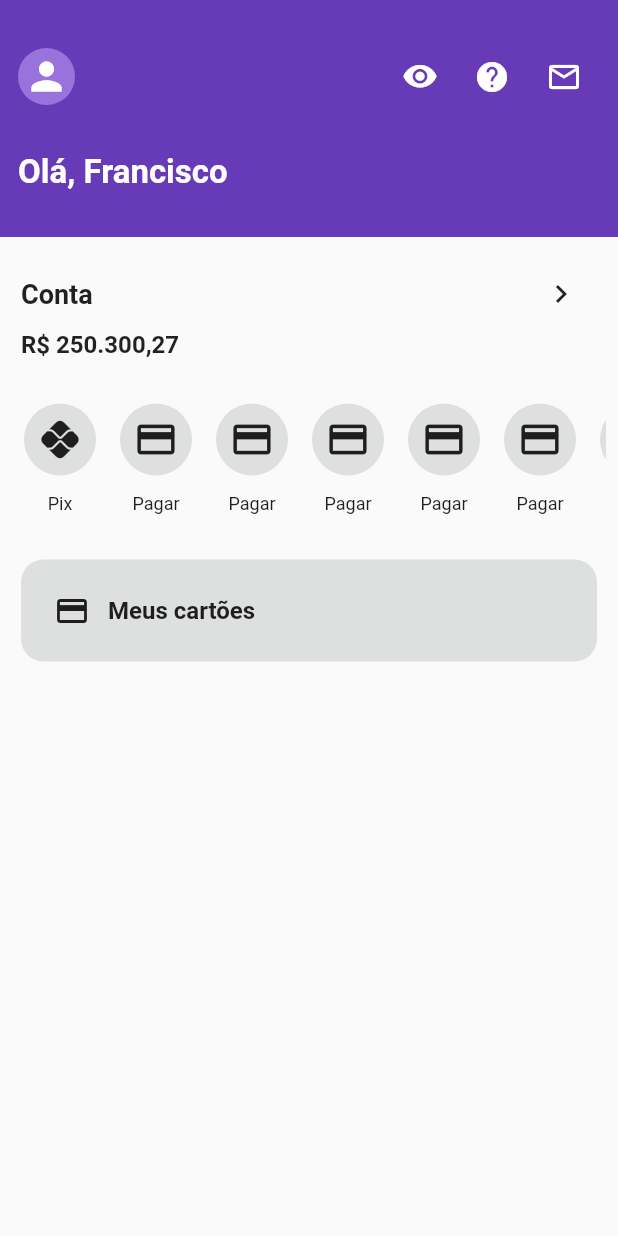
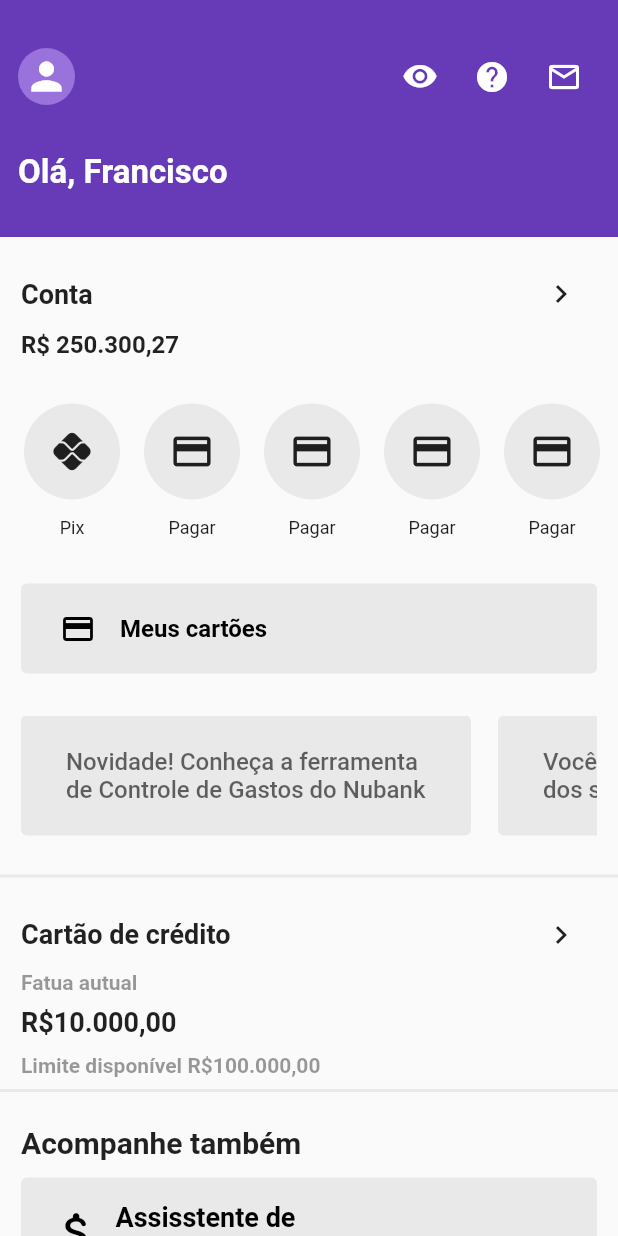
Before and after one commit to NascimentoFrancisco/nubank-clone, a Flutter app: the screen it shows after launch, on a phone screen of 412 x 824 dp. Run offline on Flutter 3.47's test engine with Material 2 defaults, Android fonts, the phone set to English and light mode, and no system bars.

Commit message:
implementing the components

```diff
--- a/lib/src/colors/colors_utils.dart
+++ b/lib/src/colors/colors_utils.dart
@@ -4,5 +4,5 @@ import 'package:flutter/material.dart';
 
 Color backgroundColor = Colors.white;
 Color primaryColor = Colors.deepPurple;
-Color secondaryColor = Color.fromARGB(255, 153, 114, 219);
-const Color grayColor = Color.fromARGB(223, 218, 219, 219);
+const Color secondaryColor = Color.fromARGB(255, 153, 114, 219);
+const Color grayColor = Color.fromARGB(223, 230, 230, 230);
--- /dev/null
+++ b/lib/src/components/accompany_item.dart
@@ -0,0 +1,63 @@
+
+import 'package:flutter/material.dart';
+import 'package:nubank_clone/src/colors/colors_utils.dart';
+
+class AccompanyItem extends StatelessWidget {
+  const AccompanyItem({super.key});
+
+  @override
+  Widget build(BuildContext context) {
+    return Padding(
+      padding: const EdgeInsets.only(left:14,right: 14,top: 22,bottom: 14),
+      child: Column(
+        children: [
+          Padding(
+            padding: const EdgeInsets.only(bottom: 12),
+            child: Row(
+              children: const[
+                Text('Acompanhe também',
+                  style: TextStyle(
+                    fontSize: 20,
+                    fontWeight: FontWeight .bold
+                  ),
+                ),
+              ],
+            ),
+          ),
+          ElevatedButton(
+            onPressed: (){},
+            style: ElevatedButton.styleFrom(
+              elevation: 0,
+              backgroundColor: grayColor
+            ),
+            child: Padding(
+              padding: const EdgeInsets.only(top: 12, bottom: 12),
+              child: Row(
+                children: const [
+                  Padding(
+                    padding: EdgeInsets.all(4.0),
+                    child: Icon(
+                      Icons.attach_money_rounded,
+                      color: Colors.black,
+                      size: 35,
+                    ),
+                  ),
+                  Padding(
+                    padding: EdgeInsets.all(4.0),
+                    child: Text('Assisstente de\n Pagamentos',
+                      style: TextStyle(
+                        color: Colors.black,
+                        fontSize: 18,
+                        fontWeight: FontWeight.bold,
+                      ),
+                    ),
+                  )
+                ],
+              ),
+            )
+          )
+        ],
+      ),
+    );
+  }
+}
--- a/lib/src/components/bank_account.dart
+++ b/lib/src/components/bank_account.dart
@@ -1,15 +1,12 @@
-import 'package:flutter/cupertino.dart';
+
 import 'package:flutter/material.dart';
-import 'package:flutter/src/widgets/container.dart';
-import 'package:flutter/src/widgets/framework.dart';
 
 class BankAccount extends StatelessWidget {
   const BankAccount({super.key});
 
   @override
   Widget build(BuildContext context) {
-    return Container(
-      child: Padding(
+    return Padding(
       padding: const EdgeInsets.all(14),
       child: Column(
         mainAxisAlignment: MainAxisAlignment.start,
@@ -42,7 +39,6 @@ class BankAccount extends StatelessWidget {
           )
         ],
       ),
-      ),
     );
   }
 }
--- /dev/null
+++ b/lib/src/components/card_credit.dart
@@ -0,0 +1,83 @@
+import 'package:flutter/material.dart';
+import 'package:nubank_clone/src/colors/colors_utils.dart';
+
+class CardCredit extends StatelessWidget {
+  const CardCredit({super.key});
+
+  @override
+  Widget build(BuildContext context) {
+    return Padding(
+      padding: const EdgeInsets.only(top: 12),
+      child: Container(
+        decoration: const BoxDecoration(
+            border: Border(
+                top: BorderSide(
+                    color: grayColor, width: 2, style: BorderStyle.solid),
+                bottom: BorderSide(
+                    color: grayColor, width: 2, style: BorderStyle.solid))),
+        child: Column(
+          mainAxisAlignment: MainAxisAlignment.start,
+          children: [
+            Padding(
+              padding: const EdgeInsets.only(top: 14, left: 14, right: 14),
+              child: Row(
+                mainAxisAlignment: MainAxisAlignment.spaceBetween,
+                children: [
+                  const Text(
+                    'Cartão de crédito',
+                    style: TextStyle(fontSize: 18, fontWeight: FontWeight.bold),
+                  ),
+                  IconButton(
+                      onPressed: () {}, icon: const Icon(Icons.navigate_next))
+                ],
+              ),
+            ),
+            Row(
+              children: const [
+                Padding(
+                  padding:  EdgeInsets.only(left: 14, bottom: 8),
+                  child:  Text(
+                    'Fatua autual',
+                    style: TextStyle(
+                        fontSize: 14,
+                        color: Color.fromARGB(129, 54, 54, 54),
+                        fontWeight: FontWeight.bold),
+                  ),
+                ),
+              ],
+            ),
+            Row(
+              children: const [
+                Padding(
+                  padding: EdgeInsets.only(left: 14, bottom: 10),
+                  child: Text(
+                    'R\$10.000,00',
+                    style: TextStyle(
+                      fontSize: 18,
+                      fontWeight: FontWeight.bold
+                    ),
+                  ),
+                ),
+              ],
+            ),
+            Row(
+              children: const [
+                Padding(
+                  padding:  EdgeInsets.only(left: 14, bottom: 8),
+                  child:  Text(
+                    'Limite disponível R\$100.000,00',
+                    style: TextStyle(
+                      fontSize: 14,
+                      color: Color.fromARGB(129, 54, 54, 54),
+                      fontWeight: FontWeight.bold
+                    ),
+                  ),
+                ),
+              ],
+            ),
+          ],
+        ),
+      ),
+    );
+  }
+}
--- a/lib/src/components/cards.dart
+++ b/lib/src/components/cards.dart
@@ -1,6 +1,4 @@
 import 'package:flutter/material.dart';
-import 'package:flutter/src/widgets/container.dart';
-import 'package:flutter/src/widgets/framework.dart';
 import 'package:nubank_clone/src/colors/colors_utils.dart';
 
 class CardsBank extends StatelessWidget {
@@ -10,29 +8,34 @@ class CardsBank extends StatelessWidget {
   Widget build(BuildContext context) {
     return Padding(
       padding: const EdgeInsets.all(14),
-      child: Container(
-        decoration: BoxDecoration(
-          color: grayColor,
-          borderRadius: BorderRadius.circular(15)
+      child: ElevatedButton(
+        onPressed: () {},
+        style: ElevatedButton.styleFrom(
+          elevation: 0,
+          backgroundColor: grayColor,
         ),
         child: Padding(
           padding: const EdgeInsets.all(10),
           child: Row(
-            children: [
-              IconButton(
-                onPressed: (){},
-                icon: Icon(Icons.credit_card)
+            children: const [
+              Padding(
+                padding: EdgeInsets.only(top: 8,right: 8,bottom: 8),
+                child: Icon(Icons.credit_card, color: Colors.black,),
               ),
-              const Text('Meus cartões',
-                style: TextStyle(
-                  fontSize: 16,
-                  fontWeight: FontWeight.bold,
+              Padding(
+                padding: EdgeInsets.all(8.0),
+                child: Text('Meus cartões',
+                  style: TextStyle(
+                    color: Colors.black,
+                    fontSize: 16,
+                    fontWeight: FontWeight.bold,
+                  ),
                 ),
               )
             ],
           ),
         ),
-      ),
+      )
     );
   }
 }
--- a/lib/src/components/carousel_items.dart
+++ b/lib/src/components/carousel_items.dart
@@ -1,6 +1,4 @@
 import 'package:flutter/material.dart';
-import 'package:flutter/src/widgets/container.dart';
-import 'package:flutter/src/widgets/framework.dart';
 import 'package:nubank_clone/src/colors/colors_utils.dart';
 
 class CarouselItems extends StatelessWidget {
@@ -8,8 +6,7 @@ class CarouselItems extends StatelessWidget {
 
   @override
   Widget build(BuildContext context) {
-    return Container(
-      child: Padding(
+    return Padding(
       padding: const EdgeInsets.all(8.0),
       child: SingleChildScrollView(
         scrollDirection: Axis.horizontal,
@@ -37,10 +34,10 @@ class CarouselItems extends StatelessWidget {
           ],
         ),
       ),
-      ),
     );
   }
 
+  // ignore: non_constant_identifier_names
   Widget _MakeItems({required String title, required IconData icon}) {
     return Padding(
       padding: const EdgeInsets.all(8.0),
@@ -51,6 +48,8 @@ class CarouselItems extends StatelessWidget {
               color: grayColor,
               borderRadius: BorderRadius.circular(50),
             ),
+            child: Padding(
+              padding: const EdgeInsets.all(8.0),
               child: IconButton(
                 onPressed: () {},
                 icon: Icon(
@@ -59,10 +58,11 @@ class CarouselItems extends StatelessWidget {
                 ),
               ),
             ),
+          ),
           const SizedBox(height: 12),
           Text(
             title,
-            style: TextStyle(fontSize: 12),
+            style: const TextStyle(fontSize: 12),
           )
         ],
       ),
--- a/lib/src/components/header.dart
+++ b/lib/src/components/header.dart
@@ -68,16 +68,14 @@ class Header extends StatelessWidget {
                 ],
               ),
             ),
-            Padding(
-              padding: const EdgeInsets.only(left: 12, top: 20, bottom: 30),
-              child: Container(
-                child: const Text(
-                  'Olá, Francisco',
-                  style: TextStyle(
-                    color: Colors.white,
-                    fontSize: 22,
-                    fontWeight: FontWeight.bold
-                  ),
+            const Padding(
+              padding:  EdgeInsets.only(left: 12, top: 20, bottom: 30),
+              child: Text(
+                'Olá, Francisco',
+                style: TextStyle(
+                  color: Colors.white,
+                  fontSize: 22,
+                  fontWeight: FontWeight.bold
                 ),
               ),
             )
--- a/lib/src/components/reports_notices.dart
+++ b/lib/src/components/reports_notices.dart
@@ -1,6 +1,4 @@
 import 'package:flutter/material.dart';
-import 'package:flutter/src/widgets/container.dart';
-import 'package:flutter/src/widgets/framework.dart';
 import 'package:nubank_clone/src/colors/colors_utils.dart';
 
 class ReportsNoticies extends StatelessWidget {
@@ -8,16 +6,47 @@ class ReportsNoticies extends StatelessWidget {
 
   @override
   Widget build(BuildContext context) {
-    return Container(
-      child: Padding(
+    return Padding(
       padding: const EdgeInsets.all(14),
       child: SingleChildScrollView(
         scrollDirection: Axis.horizontal,
         child: Wrap(
           children: [
-              /* Lista de containers com os avisos e notícias */
+            _itemReportsNoticies('Novidade! Conheça a ferramenta de Controle de Gastos do Nubank'),
+            _itemReportsNoticies('Você pode financiar sua casa dos sonhos no nosso aplicativo.'),
+            _itemReportsNoticies('Veja nossas propostas de empréstimo, não perda essa chance.'),
           ],
         ),
+      ),
+    );
+  }
+
+  Widget _itemReportsNoticies(String msg,) {
+    return Padding(
+      padding: const EdgeInsets.only(right: 18),
+      child: SizedBox(
+        width: 300,
+        height: 80,
+        child: ElevatedButton(
+          onPressed: () {},
+          style: ElevatedButton.styleFrom(
+            elevation: 0,
+            backgroundColor: grayColor,
+          ),
+          child: Padding(
+            padding: const EdgeInsets.all(14.0),
+            child: Wrap(
+              children: [
+                Text(
+                  msg,
+                  style: const TextStyle(
+                    fontSize: 16,
+                    color: Color.fromARGB(153, 0, 0, 0)
+                  ),
+                ),
+              ],
+            )
+          )
         ),
       ),
     );
--- a/lib/src/pages/home.dart
+++ b/lib/src/pages/home.dart
@@ -1,8 +1,7 @@
 import 'package:flutter/material.dart';
-import 'package:flutter/src/widgets/container.dart';
-import 'package:flutter/src/widgets/framework.dart';
-import 'package:nubank_clone/src/colors/colors_utils.dart';
+import 'package:nubank_clone/src/components/accompany_item.dart';
 import 'package:nubank_clone/src/components/bank_account.dart';
+import 'package:nubank_clone/src/components/card_credit.dart';
 import 'package:nubank_clone/src/components/cards.dart';
 import 'package:nubank_clone/src/components/carousel_items.dart';
 import 'package:nubank_clone/src/components/header.dart';
@@ -14,8 +13,7 @@ class HomePage extends StatelessWidget {
   @override
   Widget build(BuildContext context) {
     return Scaffold(
-      body: Container(
-        child: SingleChildScrollView(
+      body: SingleChildScrollView(
         child: Column(
           children: const [
             Header(),
@@ -23,8 +21,9 @@ class HomePage extends StatelessWidget {
             CarouselItems(),
             CardsBank(),
             ReportsNoticies(),
+            CardCredit(),
+            AccompanyItem(),
           ],
-          ),
         ),
       ),
     );
```
Lines whose indentation alone changed are shown as unchanged.
